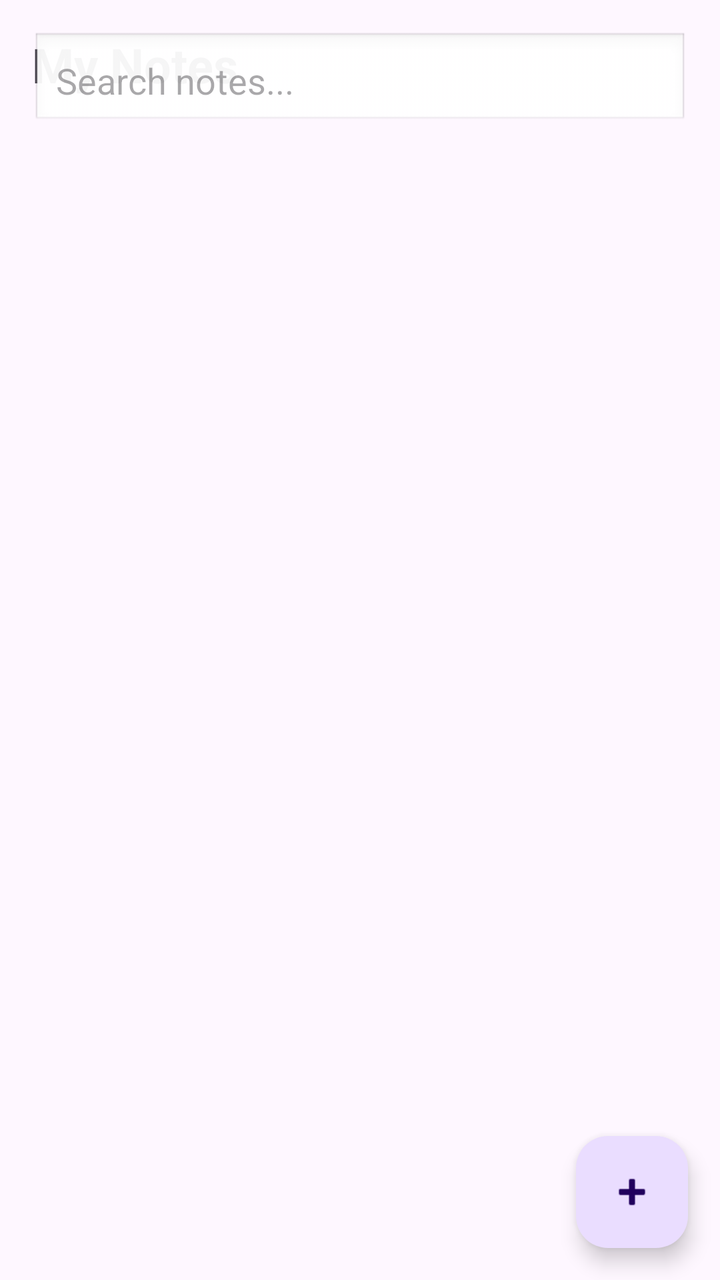
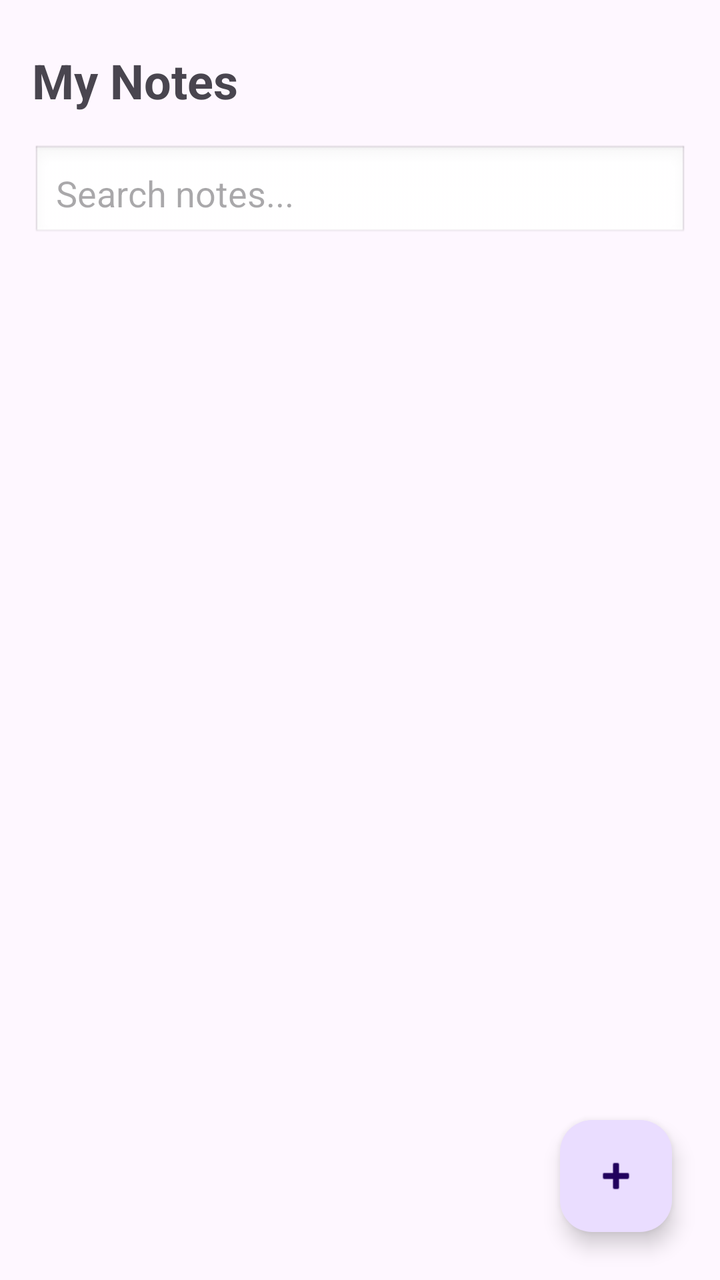

Screens rendered from an Android XML layout before and after an edit, with the pre-edit source and the edit as a unified diff.
<!-- AndroidManifest.xml: application theme Theme.NotesApp -->
<!-- res/layout/activity_main.xml -->
<?xml version="1.0" encoding="utf-8"?>
<androidx.constraintlayout.widget.ConstraintLayout xmlns:android="http://schemas.android.com/apk/res/android"
    xmlns:app="http://schemas.android.com/apk/res-auto"
    xmlns:tools="http://schemas.android.com/tools"
    android:id="@+id/main"
    android:layout_width="match_parent"
    android:layout_height="match_parent"
    tools:context=".MainActivity">

    <TextView
        android:id="@+id/titleText"
        android:layout_width="wrap_content"
        android:layout_height="wrap_content"
        android:text="My Notes"
        android:textSize="24sp"
        android:textStyle="bold"
        android:layout_marginTop="16dp"
        android:layout_marginStart="16dp"
        app:layout_constraintTop_toTopOf="parent"
        app:layout_constraintStart_toStartOf="parent"/>

    <EditText
        android:id="@+id/searchEditText"
        android:layout_width="0dp"
        android:layout_height="wrap_content"
        android:hint="Search notes..."
        android:padding="12dp"
        android:background="@android:drawable/edit_text"
        app:layout_constraintTop_toTopOf="parent"
        app:layout_constraintStart_toStartOf="parent"
        app:layout_constraintEnd_toEndOf="parent"
        android:layout_margin="16dp"/>

    <androidx.recyclerview.widget.RecyclerView
        android:id="@+id/recyclerView"
        android:layout_width="0dp"
        android:layout_height="0dp"
        android:layout_marginTop="16dp"
        android:layout_marginBottom="16dp"
        app:layout_constraintTop_toBottomOf="@id/searchEditText"
        app:layout_constraintBottom_toBottomOf="parent"
        app:layout_constraintStart_toStartOf="parent"
        app:layout_constraintEnd_toEndOf="parent"/>

    <com.google.android.material.floatingactionbutton.FloatingActionButton
        android:id="@+id/fabAdd"
        android:layout_width="wrap_content"
        android:layout_height="wrap_content"
        android:layout_margin="16dp"
        android:contentDescription="Add Note"
        android:src="@android:drawable/ic_input_add"
        app:layout_constraintBottom_toBottomOf="parent"
        app:layout_constraintEnd_toEndOf="parent"/>

</androidx.constraintlayout.widget.ConstraintLayout>
<!-- resources referenced by this layout -->
<resources>
  <style name="Theme.NotesApp" parent="Base.Theme.NotesApp" />
  <style name="Base.Theme.NotesApp" parent="Theme.Material3.DayNight.NoActionBar">
          
          
      </style>
</resources>

<!-- the commit's change to res/layout/activity_main.xml (unified diff, before → after) -->
@@ -1,5 +1,6 @@
 <?xml version="1.0" encoding="utf-8"?>
-<androidx.constraintlayout.widget.ConstraintLayout xmlns:android="http://schemas.android.com/apk/res/android"
+<androidx.constraintlayout.widget.ConstraintLayout
+    xmlns:android="http://schemas.android.com/apk/res/android"
     xmlns:app="http://schemas.android.com/apk/res-auto"
     xmlns:tools="http://schemas.android.com/tools"
     android:id="@+id/main"
@@ -7,6 +8,7 @@
     android:layout_height="match_parent"
     tools:context=".MainActivity">
 
+    
     <TextView
         android:id="@+id/titleText"
         android:layout_width="wrap_content"
@@ -14,11 +16,12 @@
         android:text="My Notes"
         android:textSize="24sp"
         android:textStyle="bold"
-        android:layout_marginTop="16dp"
+        android:layout_marginTop="24dp"
         android:layout_marginStart="16dp"
         app:layout_constraintTop_toTopOf="parent"
         app:layout_constraintStart_toStartOf="parent"/>
 
+    
     <EditText
         android:id="@+id/searchEditText"
         android:layout_width="0dp"
@@ -26,18 +29,31 @@
         android:hint="Search notes..."
         android:padding="12dp"
         android:background="@android:drawable/edit_text"
-        app:layout_constraintTop_toTopOf="parent"
+        android:layout_margin="16dp"
+        app:layout_constraintTop_toBottomOf="@id/titleText"
         app:layout_constraintStart_toStartOf="parent"
-        app:layout_constraintEnd_toEndOf="parent"
-        android:layout_margin="16dp"/>
+        app:layout_constraintEnd_toEndOf="parent"/>
 
+    
     <androidx.recyclerview.widget.RecyclerView
         android:id="@+id/recyclerView"
         android:layout_width="0dp"
         android:layout_height="0dp"
-        android:layout_marginTop="16dp"
-        android:layout_marginBottom="16dp"
+        android:layout_marginTop="8dp"
         app:layout_constraintTop_toBottomOf="@id/searchEditText"
+        app:layout_constraintBottom_toBottomOf="parent"
+        app:layout_constraintStart_toStartOf="parent"
+        app:layout_constraintEnd_toEndOf="parent"/>
+
+    
+    <TextView
+        android:id="@+id/emptyText"
+        android:layout_width="wrap_content"
+        android:layout_height="wrap_content"
+        android:text="No Notes Yet"
+        android:textSize="18sp"
+        android:visibility="gone"
+        app:layout_constraintTop_toTopOf="parent"
         app:layout_constraintBottom_toBottomOf="parent"
         app:layout_constraintStart_toStartOf="parent"
         app:layout_constraintEnd_toEndOf="parent"/>
@@ -46,7 +62,7 @@
         android:id="@+id/fabAdd"
         android:layout_width="wrap_content"
         android:layout_height="wrap_content"
-        android:layout_margin="16dp"
+        android:layout_margin="24dp"
         android:contentDescription="Add Note"
         android:src="@android:drawable/ic_input_add"
         app:layout_constraintBottom_toBottomOf="parent"
<!-- resource entries referenced after the edit -->
@@ -1,7 +1,7 @@
 <!-- resources referenced by this layout -->
 <resources>
   <style name="Theme.NotesApp" parent="Base.Theme.NotesApp" />
-  <style name="Base.Theme.NotesApp" parent="Theme.Material3.DayNight.NoActionBar">
+  <style name="Base.Theme.NotesApp" parent="Theme.Material3.DayNight">
           
           
       </style>
